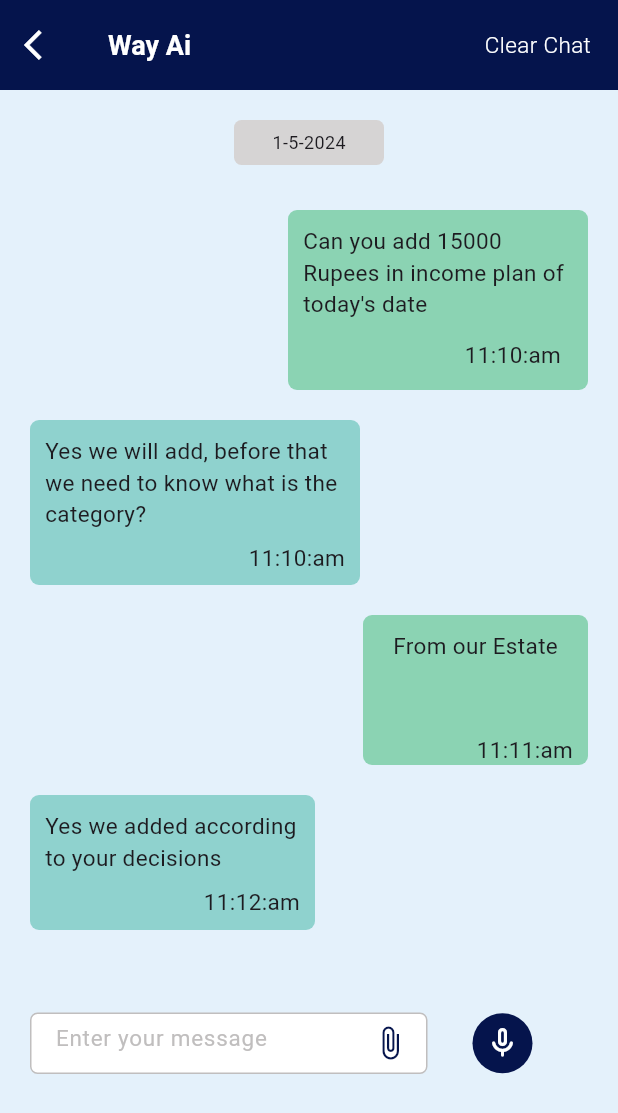
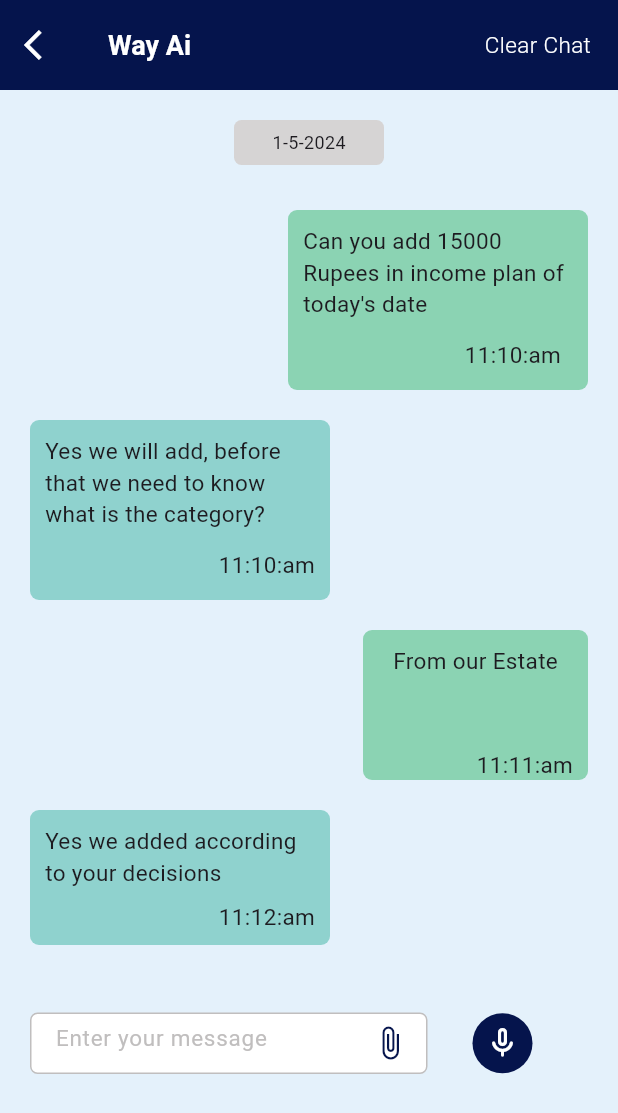
Before and after one commit to AthiraaAthi/project_way, a Flutter app: the ChatScreen screen opened directly, on a phone screen of 412 x 824 dp. Shown: the top 1113 px of the screen. Run offline on Flutter 3.47's test engine with Material 3 defaults, Android fonts, the phone set to English and light mode, and no system bars; our stand-ins replace carousel_slider, easy_localization, fl_chart, flutter_toggle_tab, pinput, table_calendar and 1 more.

Commit message:
added height and the font according to the language

```diff
--- a/lib/view/chat_screen/chat_screen.dart
+++ b/lib/view/chat_screen/chat_screen.dart
@@ -9,10 +9,16 @@ class ChatScreen extends StatelessWidget {
   @override
   Widget build(BuildContext context) {
     double fontSize = 12;
+    double containerHeight = 100;
+    double containerWidth = 100;
 
     if (context.locale.languageCode == 'en') {
       fontSize = 15;
+      containerHeight = 120;
+      containerWidth = 200;
     } else if (context.locale.languageCode == 'ml') {
+      containerHeight = 130;
+      containerWidth = 200;
       fontSize = 12;
     }
     return SafeArea(
@@ -99,8 +105,8 @@ class ChatScreen extends StatelessWidget {
                     mainAxisAlignment: MainAxisAlignment.end,
                     children: [
                       Container(
-                        height: 120,
-                        width: 200,
+                        height: containerHeight,
+                        width: containerWidth,
                         decoration: BoxDecoration(
                           borderRadius: BorderRadius.circular(6),
                           color: Color(0xff8bd3b3),
@@ -143,8 +149,8 @@ class ChatScreen extends StatelessWidget {
                   Row(
                     children: [
                       Container(
-                        height: 110,
-                        width: 220,
+                        height: containerHeight,
+                        width: containerWidth,
                         decoration: BoxDecoration(
                           borderRadius: BorderRadius.circular(6),
                           color: Color(0xff8fd2ce),
@@ -229,7 +235,7 @@ class ChatScreen extends StatelessWidget {
                     children: [
                       Container(
                         height: 90,
-                        width: 190,
+                        width: containerWidth,
                         decoration: BoxDecoration(
                           borderRadius: BorderRadius.circular(6),
                           color: Color(0xff8fd2ce),
@@ -264,7 +270,7 @@ class ChatScreen extends StatelessWidget {
                     ],
                   ), ///////////CHAT 4
                   SizedBox(
-                    height: 55,
+                    height: context.locale.languageCode == 'en' ? 45 : 20,
                   ),
 
                   Row(
```
